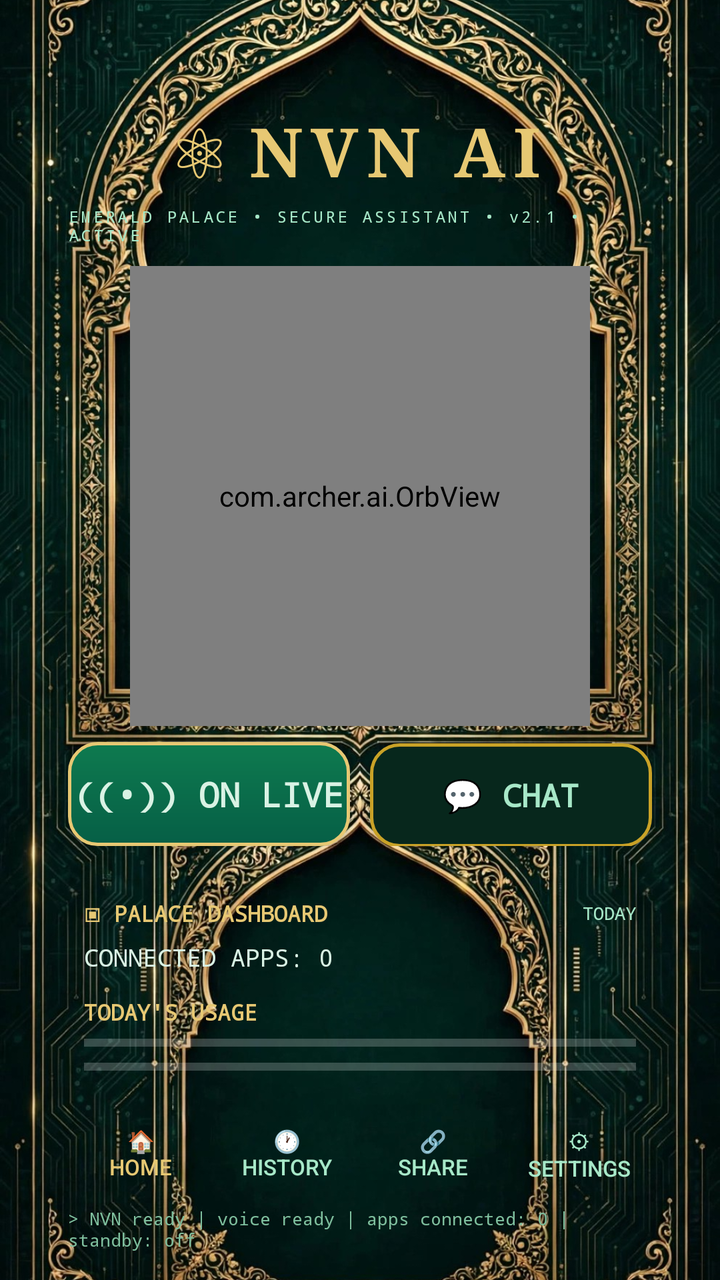
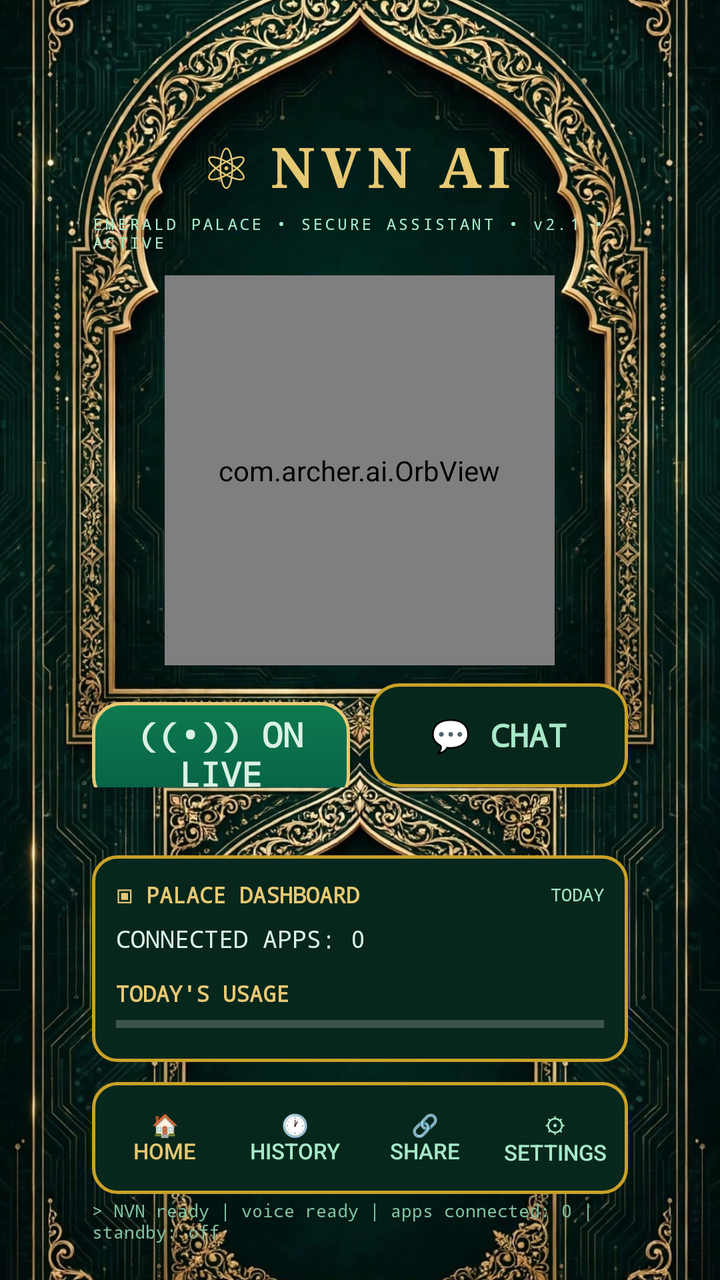

An Android layout rendered at two revisions. The XML below is the earlier revision; the diff shows what the commit changed to produce the second picture.
<!-- AndroidManifest.xml: application theme AppTheme -->
<!-- res/layout/activity_main.xml -->
<?xml version="1.0" encoding="utf-8"?>
<FrameLayout xmlns:android="http://schemas.android.com/apk/res/android"
    android:layout_width="match_parent"
    android:layout_height="match_parent">

    <ImageView
        android:layout_width="match_parent"
        android:layout_height="match_parent"
        android:scaleType="centerCrop"
        android:src="@drawable/bg_palace2" />

    <LinearLayout
        android:layout_width="match_parent"
        android:layout_height="match_parent"
        android:orientation="vertical"
        android:paddingStart="34dp"
        android:paddingEnd="34dp"
        android:paddingTop="52dp"
        android:paddingBottom="14dp">

        <LinearLayout
            android:layout_width="match_parent"
            android:layout_height="wrap_content"
            android:gravity="center_horizontal"
            android:orientation="vertical">

            <LinearLayout
                android:layout_width="wrap_content"
                android:layout_height="wrap_content"
                android:gravity="center_vertical"
                android:orientation="horizontal">

                <TextView
                    android:layout_width="wrap_content"
                    android:layout_height="wrap_content"
                    android:text="⚛"
                    android:textColor="#E7C873"
                    android:textSize="34sp" />

                <TextView
                    android:layout_width="wrap_content"
                    android:layout_height="wrap_content"
                    android:layout_marginStart="10dp"
                    android:fontFamily="serif"
                    android:letterSpacing="0.12"
                    android:text="NVN AI"
                    android:textColor="#E7C873"
                    android:textSize="34sp"
                    android:textStyle="bold" />
            </LinearLayout>

            <TextView
                android:layout_width="wrap_content"
                android:layout_height="wrap_content"
                android:layout_marginTop="4dp"
                android:fontFamily="monospace"
                android:letterSpacing="0.18"
                android:text="EMERALD PALACE • SECURE ASSISTANT • v2.1 • ACTIVE"
                android:textColor="#A7E8C8"
                android:textSize="8sp" />
        </LinearLayout>

        <FrameLayout
            android:layout_width="match_parent"
            android:layout_height="238dp"
            android:layout_marginTop="6dp">

            <com.archer.ai.OrbView
                android:id="@+id/mainOrb"
                android:layout_width="230dp"
                android:layout_height="230dp"
                android:layout_gravity="center" />
        </FrameLayout>

        <LinearLayout
            android:layout_width="match_parent"
            android:layout_height="wrap_content"
            android:layout_marginTop="4dp"
            android:orientation="horizontal">

            <Button
                android:id="@+id/liveBtn"
                android:layout_width="0dp"
                android:layout_height="52dp"
                android:layout_marginEnd="5dp"
                android:layout_weight="1"
                android:background="@drawable/btn_emerald"
                android:fontFamily="monospace"
                android:text="((•)) ON LIVE"
                android:textColor="#D9F2E4"
                android:textSize="17sp"
                android:textStyle="bold" />

            <Button
                android:id="@+id/chatBtn"
                android:layout_width="0dp"
                android:layout_height="52dp"
                android:layout_marginStart="5dp"
                android:layout_weight="1"
                android:background="@drawable/btn_emerald2"
                android:fontFamily="monospace"
                android:text="💬 CHAT"
                android:textColor="#A7E8C8"
                android:textSize="16sp"
                android:textStyle="bold" />
        </LinearLayout>

        <LinearLayout
            android:layout_width="match_parent"
            android:layout_height="0dp"
            android:layout_marginTop="26dp"
            android:layout_weight="1"
            android:orientation="vertical"
            android:paddingStart="8dp"
            android:paddingEnd="8dp">

            <LinearLayout
                android:layout_width="match_parent"
                android:layout_height="wrap_content"
                android:gravity="center_vertical"
                android:orientation="horizontal">

                <TextView
                    android:layout_width="0dp"
                    android:layout_height="wrap_content"
                    android:layout_weight="1"
                    android:fontFamily="monospace"
                    android:text="▣ PALACE DASHBOARD"
                    android:textColor="#E7C873"
                    android:textSize="11sp"
                    android:textStyle="bold" />

                <TextView
                    android:layout_width="wrap_content"
                    android:layout_height="wrap_content"
                    android:fontFamily="monospace"
                    android:text="TODAY"
                    android:textColor="#A7E8C8"
                    android:textSize="9sp" />
            </LinearLayout>

            <TextView
                android:id="@+id/dashText"
                android:layout_width="wrap_content"
                android:layout_height="wrap_content"
                android:layout_marginTop="6dp"
                android:fontFamily="monospace"
                android:text="CONNECTED APPS: 0"
                android:textColor="#D9F2E4"
                android:textSize="12sp" />

            <ScrollView
                android:layout_width="match_parent"
                android:layout_height="0dp"
                android:layout_marginTop="4dp"
                android:layout_weight="1">

                <LinearLayout
                    android:id="@+id/dashApps"
                    android:layout_width="match_parent"
                    android:layout_height="wrap_content"
                    android:orientation="vertical" />
            </ScrollView>

            <TextView
                android:id="@+id/dashUsage"
                android:layout_width="wrap_content"
                android:layout_height="wrap_content"
                android:layout_marginTop="8dp"
                android:fontFamily="monospace"
                android:text="TODAY'S USAGE"
                android:textColor="#E7C873"
                android:textSize="11sp"
                android:textStyle="bold" />

            <ProgressBar
                android:id="@+id/barQuestions"
                style="?android:attr/progressBarStyleHorizontal"
                android:layout_width="match_parent"
                android:layout_height="8dp"
                android:layout_marginTop="4dp"
                android:max="100"
                android:progress="0"
                android:progressTint="#C9A227" />

            <ProgressBar
                android:id="@+id/barLive"
                style="?android:attr/progressBarStyleHorizontal"
                android:layout_width="match_parent"
                android:layout_height="8dp"
                android:layout_marginTop="4dp"
                android:max="100"
                android:progress="0"
                android:progressTint="#C9A227" />

            <TextView
                android:id="@+id/onlinePill"
                android:layout_width="wrap_content"
                android:layout_height="wrap_content"
                android:layout_marginTop="6dp"
                android:fontFamily="monospace"
                android:text="● Online for 0 min"
                android:textColor="#4ADE80"
                android:textSize="12sp" />

            <LinearLayout
                android:layout_width="match_parent"
                android:layout_height="wrap_content"
                android:layout_marginTop="10dp"
                android:gravity="center_horizontal"
                android:orientation="horizontal">

                <LinearLayout
                    android:layout_width="0dp"
                    android:layout_height="wrap_content"
                    android:layout_weight="1"
                    android:gravity="center_horizontal"
                    android:orientation="vertical">

                    <Button
                        android:id="@+id/quickTorch"
                        android:layout_width="52dp"
                        android:layout_height="52dp"
                        android:background="@drawable/btn_circle"
                        android:text="🔦"
                        android:textSize="18sp" />

                    <TextView
                        android:layout_width="wrap_content"
                        android:layout_height="wrap_content"
                        android:layout_marginTop="3dp"
                        android:fontFamily="monospace"
                        android:text="FLASHLIGHT"
                        android:textColor="#A7E8C8"
                        android:textSize="8sp" />
                </LinearLayout>

                <LinearLayout
                    android:layout_width="0dp"
                    android:layout_height="wrap_content"
                    android:layout_weight="1"
                    android:gravity="center_horizontal"
                    android:orientation="vertical">

                    <Button
                        android:id="@+id/quickPrayer"
                        android:layout_width="52dp"
                        android:layout_height="52dp"
                        android:background="@drawable/btn_circle"
                        android:text="🕌"
                        android:textSize="18sp" />

                    <TextView
                        android:layout_width="wrap_content"
                        android:layout_height="wrap_content"
                        android:layout_marginTop="3dp"
                        android:fontFamily="monospace"
                        android:text="PRAYER"
                        android:textColor="#A7E8C8"
                        android:textSize="8sp" />
                </LinearLayout>

                <LinearLayout
                    android:layout_width="0dp"
                    android:layout_height="wrap_content"
                    android:layout_weight="1"
                    android:gravity="center_horizontal"
                    android:orientation="vertical">

                    <Button
                        android:id="@+id/quickAlarm"
                        android:layout_width="52dp"
                        android:layout_height="52dp"
                        android:background="@drawable/btn_circle"
                        android:text="⏰"
                        android:textSize="18sp" />

                    <TextView
                        android:layout_width="wrap_content"
                        android:layout_height="wrap_content"
                        android:layout_marginTop="3dp"
                        android:fontFamily="monospace"
                        android:text="ALARM"
                        android:textColor="#A7E8C8"
                        android:textSize="8sp" />
                </LinearLayout>

                <LinearLayout
                    android:layout_width="0dp"
                    android:layout_height="wrap_content"
                    android:layout_weight="1"
                    android:gravity="center_horizontal"
                    android:orientation="vertical">

                    <Button
                        android:id="@+id/quickCamera"
                        android:layout_width="52dp"
                        android:layout_height="52dp"
                        android:background="@drawable/btn_circle"
                        android:text="📸"
                        android:textSize="18sp" />

                    <TextView
                        android:layout_width="wrap_content"
                        android:layout_height="wrap_content"
                        android:layout_marginTop="3dp"
                        android:fontFamily="monospace"
                        android:text="CAMERA"
                        android:textColor="#A7E8C8"
                        android:textSize="8sp" />
                </LinearLayout>
            </LinearLayout>
        </LinearLayout>

        <LinearLayout
            android:layout_width="match_parent"
            android:layout_height="wrap_content"
            android:layout_marginTop="10dp"
            android:orientation="horizontal">

            <Button
                android:id="@+id/navHome"
                android:layout_width="0dp"
                android:layout_height="wrap_content"
                android:layout_weight="1"
                android:background="@android:color/transparent"
                android:text="🏠&#10;Home"
                android:textColor="#E7C873"
                android:textSize="11sp" />

            <Button
                android:id="@+id/navHistory"
                android:layout_width="0dp"
                android:layout_height="wrap_content"
                android:layout_weight="1"
                android:background="@android:color/transparent"
                android:text="🕐&#10;History"
                android:textColor="#A7E8C8"
                android:textSize="11sp" />

            <Button
                android:id="@+id/navShare"
                android:layout_width="0dp"
                android:layout_height="wrap_content"
                android:layout_weight="1"
                android:background="@android:color/transparent"
                android:text="🔗&#10;Share"
                android:textColor="#A7E8C8"
                android:textSize="11sp" />

            <Button
                android:id="@+id/navSettings"
                android:layout_width="0dp"
                android:layout_height="wrap_content"
                android:layout_weight="1"
                android:background="@android:color/transparent"
                android:text="⚙&#10;Settings"
                android:textColor="#A7E8C8"
                android:textSize="11sp" />
        </LinearLayout>

        <TextView
            android:id="@+id/statusLine"
            android:layout_width="match_parent"
            android:layout_height="wrap_content"
            android:layout_marginTop="2dp"
            android:fontFamily="monospace"
            android:text="&gt; NVN ready | voice ready | apps connected: 0 | standby: off"
            android:textColor="#7FBF9E"
            android:textSize="9sp" />
    </LinearLayout>
</FrameLayout>
<!-- resources referenced by this layout -->
<resources>
  <!-- drawable bg_palace2: jpg bitmap (drawable, 439306 bytes) -->
  <!-- drawable btn_circle (drawable) -->
  <?xml version="1.0" encoding="utf-8"?>
  <shape xmlns:android="http://schemas.android.com/apk/res/android" android:shape="oval">
      <solid android:color="#07271C" />
      <stroke android:width="2dp" android:color="#C9A227" />
  </shape>
  <!-- drawable btn_emerald (drawable) -->
  <?xml version="1.0" encoding="utf-8"?>
  <shape xmlns:android="http://schemas.android.com/apk/res/android" android:shape="rectangle">
      <gradient android:startColor="#0E7A4F" android:endColor="#065F46" android:angle="270" />
      <stroke android:width="1.5dp" android:color="#E7C873" />
      <corners android:radius="14dp" />
  </shape>
  <!-- drawable btn_emerald2 (drawable) -->
  <?xml version="1.0" encoding="utf-8"?>
  <shape xmlns:android="http://schemas.android.com/apk/res/android" android:shape="rectangle">
      <solid android:color="#07271C" />
      <stroke android:width="1.5dp" android:color="#C9A227" />
      <corners android:radius="14dp" />
  </shape>
  <style name="AppTheme" parent="android:Theme.Material.NoActionBar">
          <item name="android:windowBackground">#05030D</item>
          <item name="android:colorAccent">#A855F7</item>
          <item name="android:statusBarColor">#05030D</item>
          <item name="android:navigationBarColor">#05030D</item>
          <item name="android:windowLightStatusBar">false</item>
      </style>
</resources>

<!-- the commit's change to res/layout/activity_main.xml (unified diff, before → after) -->
@@ -13,10 +13,10 @@
         android:layout_width="match_parent"
         android:layout_height="match_parent"
         android:orientation="vertical"
-        android:paddingStart="34dp"
-        android:paddingEnd="34dp"
-        android:paddingTop="52dp"
-        android:paddingBottom="14dp">
+        android:paddingStart="46dp"
+        android:paddingEnd="46dp"
+        android:paddingTop="64dp"
+        android:paddingBottom="18dp">
 
         <LinearLayout
             android:layout_width="match_parent"
@@ -35,7 +35,7 @@
                     android:layout_height="wrap_content"
                     android:text="⚛"
                     android:textColor="#E7C873"
-                    android:textSize="34sp" />
+                    android:textSize="28sp" />
 
                 <TextView
                     android:layout_width="wrap_content"
@@ -45,7 +45,7 @@
                     android:letterSpacing="0.12"
                     android:text="NVN AI"
                     android:textColor="#E7C873"
-                    android:textSize="34sp"
+                    android:textSize="28sp"
                     android:textStyle="bold" />
             </LinearLayout>
 
@@ -62,13 +62,13 @@
 
         <FrameLayout
             android:layout_width="match_parent"
-            android:layout_height="238dp"
+            android:layout_height="205dp"
             android:layout_marginTop="6dp">
 
             <com.archer.ai.OrbView
                 android:id="@+id/mainOrb"
-                android:layout_width="230dp"
-                android:layout_height="230dp"
+                android:layout_width="195dp"
+                android:layout_height="195dp"
                 android:layout_gravity="center" />
         </FrameLayout>
 
@@ -108,11 +108,11 @@
         <LinearLayout
             android:layout_width="match_parent"
             android:layout_height="0dp"
-            android:layout_marginTop="26dp"
+            android:layout_marginTop="34dp"
             android:layout_weight="1"
+            android:background="@drawable/panel_emerald"
             android:orientation="vertical"
-            android:paddingStart="8dp"
-            android:paddingEnd="8dp">
+            android:padding="12dp">
 
             <LinearLayout
                 android:layout_width="match_parent"
@@ -316,7 +316,9 @@
             android:layout_width="match_parent"
             android:layout_height="wrap_content"
             android:layout_marginTop="10dp"
-            android:orientation="horizontal">
+            android:background="@drawable/panel_emerald"
+            android:orientation="horizontal"
+            android:padding="4dp">
 
             <Button
                 android:id="@+id/navHome"
<!-- resource entries referenced after the edit -->
@@ -21,6 +21,13 @@
       <stroke android:width="1.5dp" android:color="#C9A227" />
       <corners android:radius="14dp" />
   </shape>
+  <!-- drawable panel_emerald (drawable) -->
+  <?xml version="1.0" encoding="utf-8"?>
+  <shape xmlns:android="http://schemas.android.com/apk/res/android" android:shape="rectangle">
+      <solid android:color="#07271C" />
+      <stroke android:width="1.5dp" android:color="#C9A227" />
+      <corners android:radius="12dp" />
+  </shape>
   <style name="AppTheme" parent="android:Theme.Material.NoActionBar">
           <item name="android:windowBackground">#05030D</item>
           <item name="android:colorAccent">#A855F7</item>
